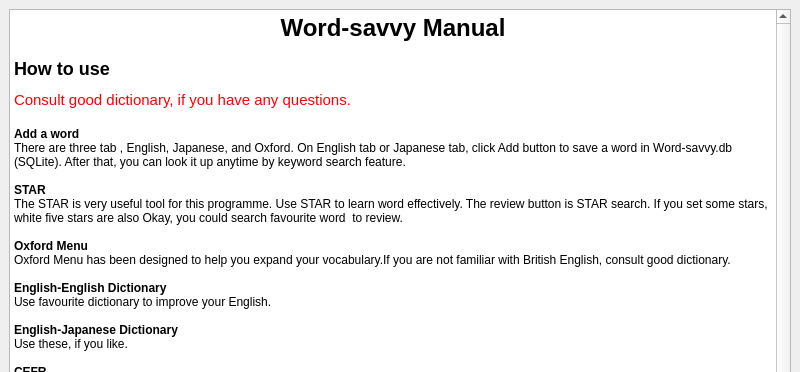
Qt form manual.ui (m-fujimoto/Word-savvy) before a commit; both pictures show x 0 to 800 and y 0 to 372 of the 800 by 600 pixel window.
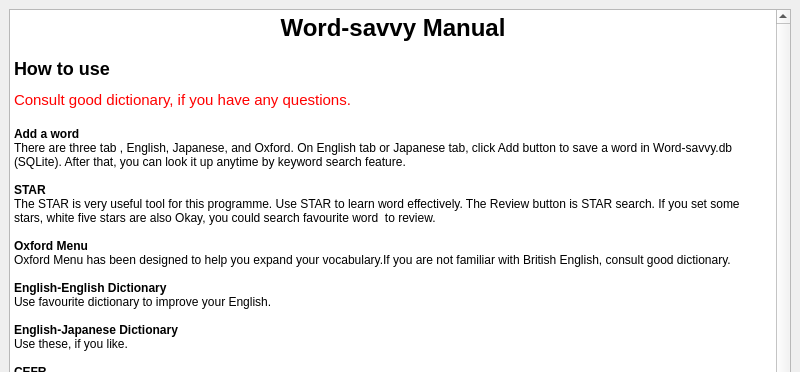
The same form after that commit.

```diff
--- a/manual.ui
+++ b/manual.ui
@@ -23,33 +23,33 @@
          <string>&lt;!DOCTYPE HTML PUBLIC &quot;-//W3C//DTD HTML 4.0//EN&quot; &quot;http://www.w3.org/TR/REC-html40/strict.dtd&quot;&gt;
 &lt;html&gt;&lt;head&gt;&lt;meta name=&quot;qrichtext&quot; content=&quot;1&quot; /&gt;&lt;style type=&quot;text/css&quot;&gt;
 p, li { white-space: pre-wrap; }
-&lt;/style&gt;&lt;/head&gt;&lt;body style=&quot; font-family:'Sans Serif'; font-size:9pt; font-weight:400; font-style:normal;&quot;&gt;
-&lt;h1 align=&quot;center&quot; style=&quot; margin-top:18px; margin-bottom:12px; margin-left:0px; margin-right:0px; -qt-block-indent:0; text-indent:0px;&quot;&gt;&lt;span style=&quot; font-family:'Sans Serif'; font-size:xx-large; font-weight:600;&quot;&gt;Word-savvy Manual&lt;/span&gt;&lt;/h1&gt;
-&lt;h2 style=&quot; margin-top:16px; margin-bottom:12px; margin-left:0px; margin-right:0px; -qt-block-indent:0; text-indent:0px;&quot;&gt;&lt;span style=&quot; font-family:'Sans Serif'; font-size:x-large; font-weight:600;&quot;&gt;How to use&lt;/span&gt;&lt;/h2&gt;
+&lt;/style&gt;&lt;/head&gt;&lt;body style=&quot; font-family:'MS Shell Dlg 2'; font-size:8.25pt; font-weight:400; font-style:normal;&quot;&gt;
+&lt;h1 align=&quot;center&quot; style=&quot; margin-top:18px; margin-bottom:12px; margin-left:0px; margin-right:0px; -qt-block-indent:0; text-indent:0px;&quot;&gt;&lt;span style=&quot; font-family:'Sans Serif'; font-size:9pt; font-weight:600;&quot;&gt;Word-savvy Manual&lt;/span&gt;&lt;/h1&gt;
+&lt;h2 style=&quot; margin-top:16px; margin-bottom:12px; margin-left:0px; margin-right:0px; -qt-block-indent:0; text-indent:0px;&quot;&gt;&lt;span style=&quot; font-family:'Sans Serif'; font-size:9pt; font-weight:600;&quot;&gt;How to use&lt;/span&gt;&lt;/h2&gt;
 &lt;p style=&quot; margin-top:0px; margin-bottom:0px; margin-left:0px; margin-right:0px; -qt-block-indent:0; text-indent:0px;&quot;&gt;&lt;span style=&quot; font-family:'Sans Serif'; font-size:11pt; color:#ff0000;&quot;&gt;Consult good dictionary, if you have any questions.&lt;/span&gt;&lt;/p&gt;
 &lt;p style=&quot;-qt-paragraph-type:empty; margin-top:0px; margin-bottom:0px; margin-left:0px; margin-right:0px; -qt-block-indent:0; text-indent:0px; font-family:'Sans Serif'; font-size:11pt; color:#ff0000;&quot;&gt;&lt;br /&gt;&lt;/p&gt;
-&lt;p style=&quot; margin-top:0px; margin-bottom:0px; margin-left:0px; margin-right:0px; -qt-block-indent:0; text-indent:0px;&quot;&gt;&lt;span style=&quot; font-family:'Sans Serif'; font-weight:600; color:#000000;&quot;&gt;Add a word&lt;/span&gt;&lt;/p&gt;
-&lt;p style=&quot; margin-top:0px; margin-bottom:0px; margin-left:0px; margin-right:0px; -qt-block-indent:0; text-indent:0px;&quot;&gt;&lt;span style=&quot; font-family:'Sans Serif';&quot;&gt;There are three tab , English, Japanese, and Oxford. On English tab or Japanese tab, click Add button to save a word in Word-savvy.db (SQLite). After that, you can look it up anytime by keyword search feature.&lt;/span&gt;&lt;/p&gt;
-&lt;p style=&quot;-qt-paragraph-type:empty; margin-top:0px; margin-bottom:0px; margin-left:0px; margin-right:0px; -qt-block-indent:0; text-indent:0px; font-family:'Sans Serif';&quot;&gt;&lt;br /&gt;&lt;/p&gt;
-&lt;p style=&quot; margin-top:0px; margin-bottom:0px; margin-left:0px; margin-right:0px; -qt-block-indent:0; text-indent:0px;&quot;&gt;&lt;span style=&quot; font-family:'Sans Serif'; font-weight:600;&quot;&gt;STAR&lt;/span&gt;&lt;/p&gt;
-&lt;p style=&quot; margin-top:0px; margin-bottom:0px; margin-left:0px; margin-right:0px; -qt-block-indent:0; text-indent:0px;&quot;&gt;&lt;span style=&quot; font-family:'Sans Serif';&quot;&gt;The STAR is very useful tool for this programme. Use STAR to learn word effectively. The review button is STAR search. If you set some stars, white five stars are also Okay, you could search favourite word  to review.&lt;/span&gt;&lt;/p&gt;
-&lt;p style=&quot;-qt-paragraph-type:empty; margin-top:0px; margin-bottom:0px; margin-left:0px; margin-right:0px; -qt-block-indent:0; text-indent:0px; font-family:'Sans Serif';&quot;&gt;&lt;br /&gt;&lt;/p&gt;
-&lt;p style=&quot; margin-top:0px; margin-bottom:0px; margin-left:0px; margin-right:0px; -qt-block-indent:0; text-indent:0px;&quot;&gt;&lt;span style=&quot; font-family:'Sans Serif'; font-weight:600;&quot;&gt;Oxford Menu&lt;/span&gt;&lt;/p&gt;
-&lt;p style=&quot; margin-top:0px; margin-bottom:0px; margin-left:0px; margin-right:0px; -qt-block-indent:0; text-indent:0px;&quot;&gt;&lt;span style=&quot; font-family:'Sans Serif';&quot;&gt;Oxford Menu has been designed to help you expand your vocabulary.If you are not familiar with British English, consult good dictionary.&lt;/span&gt;&lt;/p&gt;
-&lt;p style=&quot;-qt-paragraph-type:empty; margin-top:0px; margin-bottom:0px; margin-left:0px; margin-right:0px; -qt-block-indent:0; text-indent:0px; font-family:'Sans Serif';&quot;&gt;&lt;br /&gt;&lt;/p&gt;
-&lt;p style=&quot; margin-top:0px; margin-bottom:0px; margin-left:0px; margin-right:0px; -qt-block-indent:0; text-indent:0px;&quot;&gt;&lt;span style=&quot; font-family:'Sans Serif'; font-weight:600;&quot;&gt;English-English Dictionary&lt;/span&gt;&lt;/p&gt;
-&lt;p style=&quot; margin-top:0px; margin-bottom:0px; margin-left:0px; margin-right:0px; -qt-block-indent:0; text-indent:0px;&quot;&gt;&lt;span style=&quot; font-family:'Sans Serif';&quot;&gt;Use favourite dictionary to improve your English.&lt;/span&gt;&lt;/p&gt;
-&lt;p style=&quot;-qt-paragraph-type:empty; margin-top:0px; margin-bottom:0px; margin-left:0px; margin-right:0px; -qt-block-indent:0; text-indent:0px; font-family:'Sans Serif';&quot;&gt;&lt;br /&gt;&lt;/p&gt;
-&lt;p style=&quot; margin-top:0px; margin-bottom:0px; margin-left:0px; margin-right:0px; -qt-block-indent:0; text-indent:0px;&quot;&gt;&lt;span style=&quot; font-family:'Sans Serif'; font-weight:600;&quot;&gt;English-Japanese Dictionary&lt;/span&gt;&lt;/p&gt;
-&lt;p style=&quot; margin-top:0px; margin-bottom:0px; margin-left:0px; margin-right:0px; -qt-block-indent:0; text-indent:0px;&quot;&gt;&lt;span style=&quot; font-family:'Sans Serif';&quot;&gt;Use these, if you like.&lt;/span&gt;&lt;/p&gt;
-&lt;p style=&quot;-qt-paragraph-type:empty; margin-top:0px; margin-bottom:0px; margin-left:0px; margin-right:0px; -qt-block-indent:0; text-indent:0px; font-family:'Sans Serif';&quot;&gt;&lt;br /&gt;&lt;/p&gt;
-&lt;p style=&quot; margin-top:0px; margin-bottom:0px; margin-left:0px; margin-right:0px; -qt-block-indent:0; text-indent:0px;&quot;&gt;&lt;span style=&quot; font-family:'Sans Serif'; font-weight:600;&quot;&gt;CEFR&lt;/span&gt;&lt;/p&gt;
-&lt;p style=&quot; margin-top:0px; margin-bottom:0px; margin-left:0px; margin-right:0px; -qt-block-indent:0; text-indent:0px;&quot;&gt;&lt;span style=&quot; font-family:'Sans Serif';&quot;&gt;CEFR stands for the ‘Common European Framework of Reference’ for languages, which is a description of the language abilities of students at different levels of learning. The CEFR can be used to compare standards in language learning and create teaching programmes. &lt;/span&gt;&lt;/p&gt;
-&lt;p style=&quot; margin-top:12px; margin-bottom:12px; margin-left:0px; margin-right:0px; -qt-block-indent:0; text-indent:0px;&quot;&gt;&lt;span style=&quot; font-family:'Sans Serif';&quot;&gt;It grades language skills at six levels: &lt;/span&gt;&lt;/p&gt;
-&lt;ul style=&quot;margin-top: 0px; margin-bottom: 0px; margin-left: 0px; margin-right: 0px; -qt-list-indent: 1;&quot;&gt;&lt;li style=&quot; font-family:'Sans Serif';&quot; style=&quot; margin-top:12px; margin-bottom:12px; margin-left:0px; margin-right:0px; -qt-block-indent:0; text-indent:0px;&quot;&gt;A1 and A2 indicate elementary and pre-intermediate levels of ability. &lt;/li&gt;&lt;/ul&gt;
-&lt;ul style=&quot;margin-top: 0px; margin-bottom: 0px; margin-left: 0px; margin-right: 0px; -qt-list-indent: 1;&quot;&gt;&lt;li style=&quot; font-family:'Sans Serif';&quot; style=&quot; margin-top:12px; margin-bottom:12px; margin-left:0px; margin-right:0px; -qt-block-indent:0; text-indent:0px;&quot;&gt;B1and B2 indicate lower- and upper-intermediate levels. &lt;/li&gt;&lt;/ul&gt;
-&lt;ul style=&quot;margin-top: 0px; margin-bottom: 0px; margin-left: 0px; margin-right: 0px; -qt-list-indent: 1;&quot;&gt;&lt;li style=&quot; font-family:'Sans Serif';&quot; style=&quot; margin-top:12px; margin-bottom:12px; margin-left:0px; margin-right:0px; -qt-block-indent:0; text-indent:0px;&quot;&gt;C1 indicates advanced level. &lt;/li&gt;&lt;/ul&gt;
-&lt;ul style=&quot;margin-top: 0px; margin-bottom: 0px; margin-left: 0px; margin-right: 0px; -qt-list-indent: 1;&quot;&gt;&lt;li style=&quot; font-family:'Sans Serif';&quot; style=&quot; margin-top:12px; margin-bottom:12px; margin-left:0px; margin-right:0px; -qt-block-indent:0; text-indent:0px;&quot;&gt;C2 indicates complete proficiency in the language. &lt;/li&gt;&lt;/ul&gt;&lt;/body&gt;&lt;/html&gt;</string>
+&lt;p style=&quot; margin-top:0px; margin-bottom:0px; margin-left:0px; margin-right:0px; -qt-block-indent:0; text-indent:0px;&quot;&gt;&lt;span style=&quot; font-family:'Sans Serif'; font-size:9pt; font-weight:600; color:#000000;&quot;&gt;Add a word&lt;/span&gt;&lt;/p&gt;
+&lt;p style=&quot; margin-top:0px; margin-bottom:0px; margin-left:0px; margin-right:0px; -qt-block-indent:0; text-indent:0px;&quot;&gt;&lt;span style=&quot; font-family:'Sans Serif'; font-size:9pt;&quot;&gt;There are three tab , English, Japanese, and Oxford. On English tab or Japanese tab, click Add button to save a word in Word-savvy.db (SQLite). After that, you can look it up anytime by keyword search feature.&lt;/span&gt;&lt;/p&gt;
+&lt;p style=&quot;-qt-paragraph-type:empty; margin-top:0px; margin-bottom:0px; margin-left:0px; margin-right:0px; -qt-block-indent:0; text-indent:0px; font-family:'Sans Serif'; font-size:9pt;&quot;&gt;&lt;br /&gt;&lt;/p&gt;
+&lt;p style=&quot; margin-top:0px; margin-bottom:0px; margin-left:0px; margin-right:0px; -qt-block-indent:0; text-indent:0px;&quot;&gt;&lt;span style=&quot; font-family:'Sans Serif'; font-size:9pt; font-weight:600;&quot;&gt;STAR&lt;/span&gt;&lt;/p&gt;
+&lt;p style=&quot; margin-top:0px; margin-bottom:0px; margin-left:0px; margin-right:0px; -qt-block-indent:0; text-indent:0px;&quot;&gt;&lt;span style=&quot; font-family:'Sans Serif'; font-size:9pt;&quot;&gt;The STAR is very useful tool for this programme. Use STAR to learn word effectively. The Review button is STAR search. If you set some stars, white five stars are also Okay, you could search favourite word  to review.&lt;/span&gt;&lt;/p&gt;
+&lt;p style=&quot;-qt-paragraph-type:empty; margin-top:0px; margin-bottom:0px; margin-left:0px; margin-right:0px; -qt-block-indent:0; text-indent:0px; font-family:'Sans Serif'; font-size:9pt;&quot;&gt;&lt;br /&gt;&lt;/p&gt;
+&lt;p style=&quot; margin-top:0px; margin-bottom:0px; margin-left:0px; margin-right:0px; -qt-block-indent:0; text-indent:0px;&quot;&gt;&lt;span style=&quot; font-family:'Sans Serif'; font-size:9pt; font-weight:600;&quot;&gt;Oxford Menu&lt;/span&gt;&lt;/p&gt;
+&lt;p style=&quot; margin-top:0px; margin-bottom:0px; margin-left:0px; margin-right:0px; -qt-block-indent:0; text-indent:0px;&quot;&gt;&lt;span style=&quot; font-family:'Sans Serif'; font-size:9pt;&quot;&gt;Oxford Menu has been designed to help you expand your vocabulary.If you are not familiar with British English, consult good dictionary.&lt;/span&gt;&lt;/p&gt;
+&lt;p style=&quot;-qt-paragraph-type:empty; margin-top:0px; margin-bottom:0px; margin-left:0px; margin-right:0px; -qt-block-indent:0; text-indent:0px; font-family:'Sans Serif'; font-size:9pt;&quot;&gt;&lt;br /&gt;&lt;/p&gt;
+&lt;p style=&quot; margin-top:0px; margin-bottom:0px; margin-left:0px; margin-right:0px; -qt-block-indent:0; text-indent:0px;&quot;&gt;&lt;span style=&quot; font-family:'Sans Serif'; font-size:9pt; font-weight:600;&quot;&gt;English-English Dictionary&lt;/span&gt;&lt;/p&gt;
+&lt;p style=&quot; margin-top:0px; margin-bottom:0px; margin-left:0px; margin-right:0px; -qt-block-indent:0; text-indent:0px;&quot;&gt;&lt;span style=&quot; font-family:'Sans Serif'; font-size:9pt;&quot;&gt;Use favourite dictionary to improve your English.&lt;/span&gt;&lt;/p&gt;
+&lt;p style=&quot;-qt-paragraph-type:empty; margin-top:0px; margin-bottom:0px; margin-left:0px; margin-right:0px; -qt-block-indent:0; text-indent:0px; font-family:'Sans Serif'; font-size:9pt;&quot;&gt;&lt;br /&gt;&lt;/p&gt;
+&lt;p style=&quot; margin-top:0px; margin-bottom:0px; margin-left:0px; margin-right:0px; -qt-block-indent:0; text-indent:0px;&quot;&gt;&lt;span style=&quot; font-family:'Sans Serif'; font-size:9pt; font-weight:600;&quot;&gt;English-Japanese Dictionary&lt;/span&gt;&lt;/p&gt;
+&lt;p style=&quot; margin-top:0px; margin-bottom:0px; margin-left:0px; margin-right:0px; -qt-block-indent:0; text-indent:0px;&quot;&gt;&lt;span style=&quot; font-family:'Sans Serif'; font-size:9pt;&quot;&gt;Use these, if you like.&lt;/span&gt;&lt;/p&gt;
+&lt;p style=&quot;-qt-paragraph-type:empty; margin-top:0px; margin-bottom:0px; margin-left:0px; margin-right:0px; -qt-block-indent:0; text-indent:0px; font-family:'Sans Serif'; font-size:9pt;&quot;&gt;&lt;br /&gt;&lt;/p&gt;
+&lt;p style=&quot; margin-top:0px; margin-bottom:0px; margin-left:0px; margin-right:0px; -qt-block-indent:0; text-indent:0px;&quot;&gt;&lt;span style=&quot; font-family:'Sans Serif'; font-size:9pt; font-weight:600;&quot;&gt;CEFR&lt;/span&gt;&lt;/p&gt;
+&lt;p style=&quot; margin-top:0px; margin-bottom:0px; margin-left:0px; margin-right:0px; -qt-block-indent:0; text-indent:0px;&quot;&gt;&lt;span style=&quot; font-family:'Sans Serif'; font-size:9pt;&quot;&gt;CEFR stands for the ‘Common European Framework of Reference’ for languages, which is a description of the language abilities of students at different levels of learning. The CEFR can be used to compare standards in language learning and create teaching programmes. &lt;/span&gt;&lt;/p&gt;
+&lt;p style=&quot; margin-top:12px; margin-bottom:12px; margin-left:0px; margin-right:0px; -qt-block-indent:0; text-indent:0px;&quot;&gt;&lt;span style=&quot; font-family:'Sans Serif'; font-size:9pt;&quot;&gt;It grades language skills at six levels: &lt;/span&gt;&lt;/p&gt;
+&lt;ul style=&quot;margin-top: 0px; margin-bottom: 0px; margin-left: 0px; margin-right: 0px; -qt-list-indent: 1;&quot;&gt;&lt;li style=&quot; font-family:'Sans Serif'; font-size:9pt;&quot; style=&quot; margin-top:12px; margin-bottom:12px; margin-left:0px; margin-right:0px; -qt-block-indent:0; text-indent:0px;&quot;&gt;A1 and A2 indicate elementary and pre-intermediate levels of ability. &lt;/li&gt;&lt;/ul&gt;
+&lt;ul style=&quot;margin-top: 0px; margin-bottom: 0px; margin-left: 0px; margin-right: 0px; -qt-list-indent: 1;&quot;&gt;&lt;li style=&quot; font-family:'Sans Serif'; font-size:9pt;&quot; style=&quot; margin-top:12px; margin-bottom:12px; margin-left:0px; margin-right:0px; -qt-block-indent:0; text-indent:0px;&quot;&gt;B1and B2 indicate lower- and upper-intermediate levels. &lt;/li&gt;&lt;/ul&gt;
+&lt;ul style=&quot;margin-top: 0px; margin-bottom: 0px; margin-left: 0px; margin-right: 0px; -qt-list-indent: 1;&quot;&gt;&lt;li style=&quot; font-family:'Sans Serif'; font-size:9pt;&quot; style=&quot; margin-top:12px; margin-bottom:12px; margin-left:0px; margin-right:0px; -qt-block-indent:0; text-indent:0px;&quot;&gt;C1 indicates advanced level. &lt;/li&gt;&lt;/ul&gt;
+&lt;ul style=&quot;margin-top: 0px; margin-bottom: 0px; margin-left: 0px; margin-right: 0px; -qt-list-indent: 1;&quot;&gt;&lt;li style=&quot; font-family:'Sans Serif'; font-size:9pt;&quot; style=&quot; margin-top:12px; margin-bottom:12px; margin-left:0px; margin-right:0px; -qt-block-indent:0; text-indent:0px;&quot;&gt;C2 indicates complete proficiency in the language. &lt;/li&gt;&lt;/ul&gt;&lt;/body&gt;&lt;/html&gt;</string>
         </property>
        </widget>
       </item>
```
Left out of the diff: 2 changed lines with no effect on the pictures.
